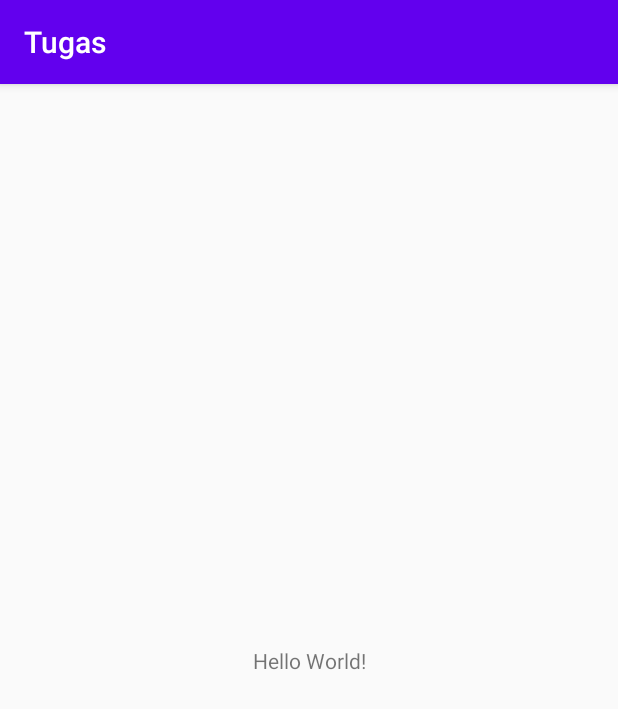
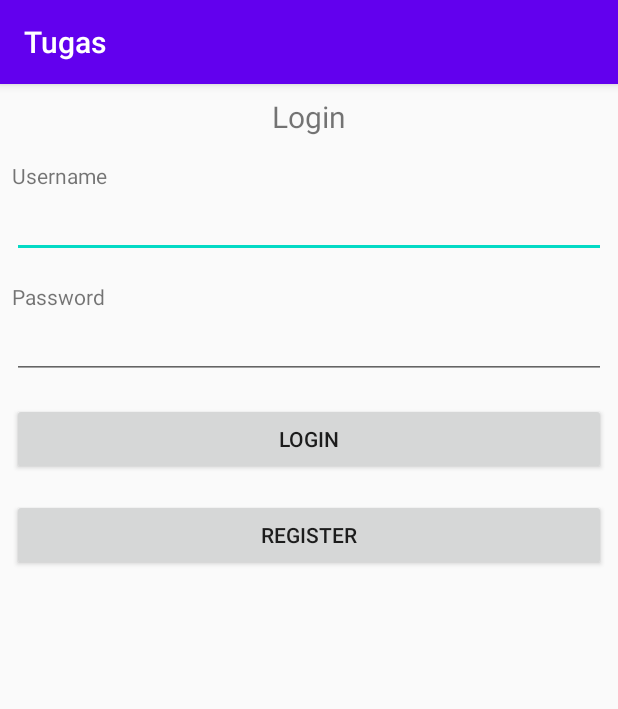
Before and after one commit to aditya-wiguna/tugas-android, an Android app: the screen it shows after launch (MainActivity before the commit, LoginActivity after it), on a phone screen of 412 x 824 dp. Shown: the top 709 px of the screen. Run offline under Robolectric (Android 15) with nearby library versions, the phone set to English and light mode, and no system bars; our stand-ins replace ButterKnife.

Commit message:
add project

```diff
--- a/app/src/main/AndroidManifest.xml
+++ b/app/src/main/AndroidManifest.xml
@@ -9,13 +9,17 @@
         android:roundIcon="@mipmap/ic_launcher_round"
         android:supportsRtl="true"
         android:theme="@style/AppTheme">
-        <activity android:name=".MainActivity">
+        <activity android:name=".RegisterActivity"></activity>
+        <activity android:name=".LoginActivity" >
             <intent-filter>
                 <action android:name="android.intent.action.MAIN" />
 
                 <category android:name="android.intent.category.LAUNCHER" />
             </intent-filter>
         </activity>
+        <activity android:name=".MainActivity">
+
+        </activity>
     </application>
 
 </manifest>
--- /dev/null
+++ b/app/src/main/java/com/adityawiguna/tugas/LoginActivity.java
@@ -0,0 +1,58 @@
+package com.adityawiguna.tugas;
+
+import androidx.appcompat.app.AppCompatActivity;
+
+import android.content.Intent;
+import android.os.Bundle;
+import android.widget.Button;
+import android.widget.EditText;
+
+import com.adityawiguna.tugas.model.Data;
+
+import butterknife.BindView;
+import butterknife.ButterKnife;
+import butterknife.OnClick;
+
+public class LoginActivity extends AppCompatActivity {
+
+    @BindView(R.id.edt_username)
+    EditText edtUsername;
+
+    @BindView(R.id.edt_password)
+    EditText edtPassword;
+
+    @BindView(R.id.btn_login)
+    Button btnLogin;
+
+    @BindView(R.id.btn_register)
+    Button btnRegister;
+
+    String username, password;
+
+    @OnClick(R.id.btn_register)
+    public void setBtnRegister(){
+        Intent i = new Intent(LoginActivity.this, RegisterActivity.class);
+        startActivity(i);
+    }
+
+    @OnClick(R.id.btn_login)
+    public void setBtnLogin(){
+        username = edtUsername.getText().toString();
+        password = edtPassword.getText().toString();
+
+        if(username.equals("admin") && password.equals("admin")){
+            Data data = new Data("admin", "admin");
+            Intent i = new Intent(this, MainActivity.class);
+            i.putExtra("DATA", data);
+            startActivity(i);
+        }
+    }
+
+    @Override
+    protected void onCreate(Bundle savedInstanceState) {
+        super.onCreate(savedInstanceState);
+        setContentView(R.layout.activity_login);
+
+        ButterKnife.bind(this);
+    }
+}
--- /dev/null
+++ b/app/src/main/res/layout/activity_login.xml
@@ -0,0 +1,67 @@
+<?xml version="1.0" encoding="utf-8"?>
+<LinearLayout
+    xmlns:android="http://schemas.android.com/apk/res/android"
+    xmlns:app="http://schemas.android.com/apk/res-auto"
+    xmlns:tools="http://schemas.android.com/tools"
+    android:layout_width="match_parent"
+    android:layout_height="match_parent"
+    tools:context=".LoginActivity"
+    android:orientation="vertical"
+    android:layout_margin="8dp">
+
+
+    <TextView
+        android:layout_width="match_parent"
+        android:layout_height="wrap_content"
+        android:text="Login"
+        android:gravity="center"
+        android:textSize="20sp"/>
+
+    <LinearLayout
+        android:layout_width="match_parent"
+        android:layout_height="wrap_content"
+        android:orientation="vertical"
+        android:layout_marginTop="16dp">
+        <TextView
+            android:layout_width="match_parent"
+            android:layout_height="wrap_content"
+            android:text="Username"/>
+
+        <EditText
+            android:layout_width="match_parent"
+            android:layout_height="wrap_content"
+            android:id="@+id/edt_username"/>
+    </LinearLayout>
+
+    <LinearLayout
+        android:layout_width="match_parent"
+        android:layout_height="wrap_content"
+        android:orientation="vertical"
+        android:layout_marginTop="16dp">
+        <TextView
+            android:layout_width="match_parent"
+            android:layout_height="wrap_content"
+            android:text="Password"/>
+
+        <EditText
+            android:layout_width="match_parent"
+            android:layout_height="wrap_content"
+            android:inputType="textPassword"
+            android:id="@+id/edt_password"/>
+    </LinearLayout>
+
+    <Button
+        android:layout_width="match_parent"
+        android:layout_height="wrap_content"
+        android:text="Login"
+        android:layout_marginTop="16dp"
+        android:id="@+id/btn_login"/>
+
+    <Button
+        android:layout_width="match_parent"
+        android:layout_height="wrap_content"
+        android:text="Register"
+        android:layout_marginTop="16dp"
+        android:id="@+id/btn_register"/>
+
+</LinearLayout>
--- a/app/src/main/res/layout/activity_main.xml
+++ b/app/src/main/res/layout/activity_main.xml
@@ -10,6 +10,7 @@
         android:layout_width="wrap_content"
         android:layout_height="wrap_content"
         android:text="Hello World!"
+        android:id="@+id/tv_username"
         app:layout_constraintBottom_toBottomOf="parent"
         app:layout_constraintLeft_toLeftOf="parent"
         app:layout_constraintRight_toRightOf="parent"
```
Also changed, not shown: app/src/main/java/com/adityawiguna/tugas/MainActivity.java (+15 -0 lines), app/src/main/java/com/adityawiguna/tugas/RegisterActivity.java (added, +52 -0 lines), app/src/main/java/com/adityawiguna/tugas/model/Data.java (+55 -1 lines), app/src/main/res/layout/activity_register.xml (added, +60 -0 lines).
